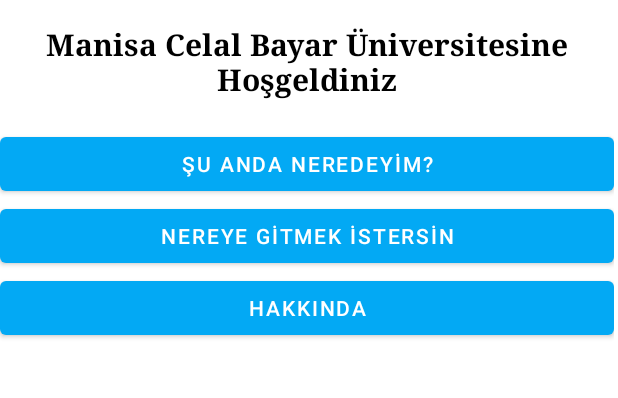
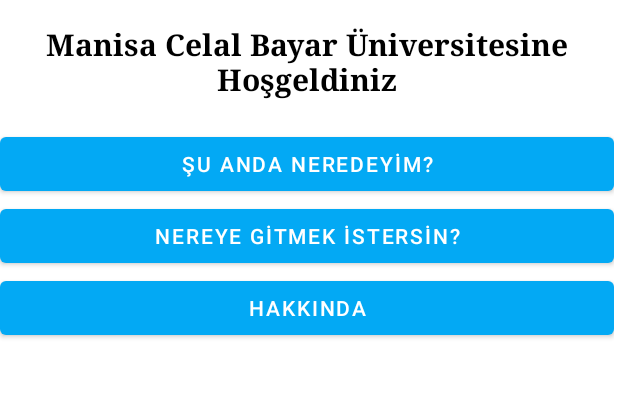
Before and after one commit to Anil3590/cbubitirmeprojesi, an Android app: the screen it shows after launch (MainActivity), on a phone screen of 412 x 824 dp, the part 297-695 px from its top. Run offline under Robolectric (Android 15) with nearby library versions, the phone set to English and light mode, and no system bars.

Commit message:
uygulama iconu güncellendi.

```diff
--- a/app/src/main/AndroidManifest.xml
+++ b/app/src/main/AndroidManifest.xml
@@ -13,9 +13,9 @@
     <uses-permission android:name="android.permission.INTERNET"/>
     <application
         android:allowBackup="true"
-        android:icon="@mipmap/ic_launcher"
+        android:icon="@drawable/cbu_icon_launcher_round"
         android:label="@string/app_name"
-        android:roundIcon="@mipmap/ic_launcher_round"
+        android:roundIcon="@drawable/cbu_icon_launcher_round"
         android:supportsRtl="true"
         android:theme="@style/Theme.BitirmeProjesi">
 
--- a/app/src/main/res/layout/activity_main.xml
+++ b/app/src/main/res/layout/activity_main.xml
@@ -43,7 +43,7 @@
             android:id="@+id/button3"
             android:layout_width="match_parent"
             android:layout_height="wrap_content"
-            android:text="NEREYE GİTMEK İSTERSİN"
+            android:text="NEREYE GİTMEK İSTERSİN?"
             android:onClick="nereye"/>
 
         <Button
```
Also changed, not shown: app/src/main/java/com/example/bitirmeprojesi/muhendislik.java (+3 -12 lines), app/src/main/res/drawable/cbu_icon_launcher_round.png (added).
